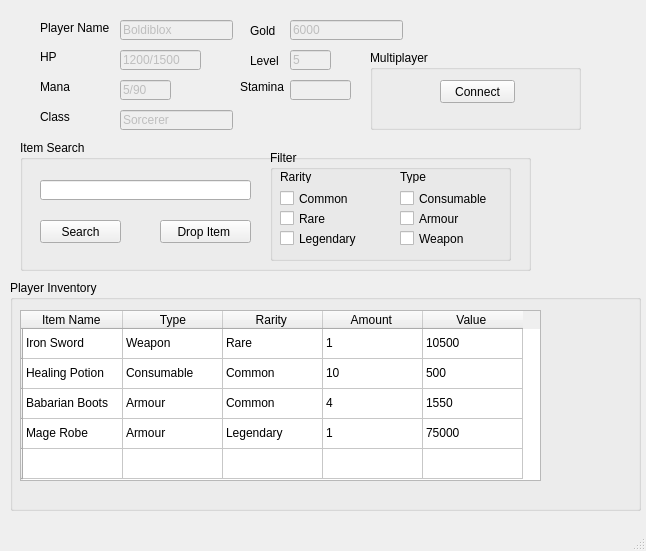
Before: the Qt Designer form Inventory.ui in senormaarij/DBS_Project_GameManageSys, drawn with Qt 5.
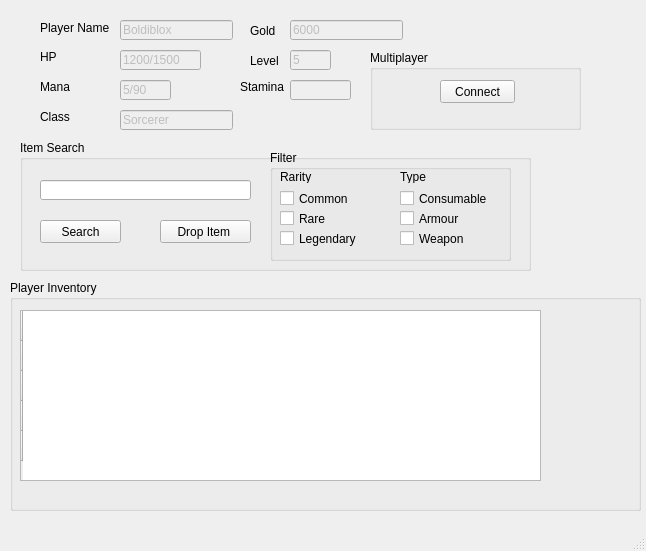
After: the same form once the commit is applied.

Commit message: Search Working with New ERD

Patch:
```diff
--- a/Inventory.ui
+++ b/Inventory.ui
@@ -63,131 +63,6 @@
        <string/>
       </property>
      </row>
-     <column>
-      <property name="text">
-       <string>Item Name </string>
-      </property>
-     </column>
-     <column>
-      <property name="text">
-       <string>Type</string>
-      </property>
-     </column>
-     <column>
-      <property name="text">
-       <string>Rarity </string>
-      </property>
-     </column>
-     <column>
-      <property name="text">
-       <string>Amount </string>
-      </property>
-     </column>
-     <column>
-      <property name="text">
-       <string>Value </string>
-      </property>
-     </column>
-     <item row="0" column="0">
-      <property name="text">
-       <string>Iron Sword</string>
-      </property>
-     </item>
-     <item row="0" column="1">
-      <property name="text">
-       <string>Weapon</string>
-      </property>
-     </item>
-     <item row="0" column="2">
-      <property name="text">
-       <string>Rare</string>
-      </property>
-     </item>
-     <item row="0" column="3">
-      <property name="text">
-       <string>1</string>
-      </property>
-     </item>
-     <item row="0" column="4">
-      <property name="text">
-       <string>10500</string>
-      </property>
-     </item>
-     <item row="1" column="0">
-      <property name="text">
-       <string>Healing Potion</string>
-      </property>
-     </item>
-     <item row="1" column="1">
-      <property name="text">
-       <string>Consumable </string>
-      </property>
-     </item>
-     <item row="1" column="2">
-      <property name="text">
-       <string>Common</string>
-      </property>
-     </item>
-     <item row="1" column="3">
-      <property name="text">
-       <string>10</string>
-      </property>
-     </item>
-     <item row="1" column="4">
-      <property name="text">
-       <string>500</string>
-      </property>
-     </item>
-     <item row="2" column="0">
-      <property name="text">
-       <string>Babarian Boots</string>
-      </property>
-     </item>
-     <item row="2" column="1">
-      <property name="text">
-       <string>Armour</string>
-      </property>
-     </item>
-     <item row="2" column="2">
-      <property name="text">
-       <string>Common</string>
-      </property>
-     </item>
-     <item row="2" column="3">
-      <property name="text">
-       <string>4</string>
-      </property>
-     </item>
-     <item row="2" column="4">
-      <property name="text">
-       <string>1550</string>
-      </property>
-     </item>
-     <item row="3" column="0">
-      <property name="text">
-       <string>Mage Robe</string>
-      </property>
-     </item>
-     <item row="3" column="1">
-      <property name="text">
-       <string>Armour</string>
-      </property>
-     </item>
-     <item row="3" column="2">
-      <property name="text">
-       <string>Legendary</string>
-      </property>
-     </item>
-     <item row="3" column="3">
-      <property name="text">
-       <string>1</string>
-      </property>
-     </item>
-     <item row="3" column="4">
-      <property name="text">
-       <string>75000</string>
-      </property>
-     </item>
     </widget>
    </widget>
    <widget class="QLabel" name="label">
```
Left out of the diff: 6 changed lines with no effect on the pictures. The commit also changes 2 other files.
